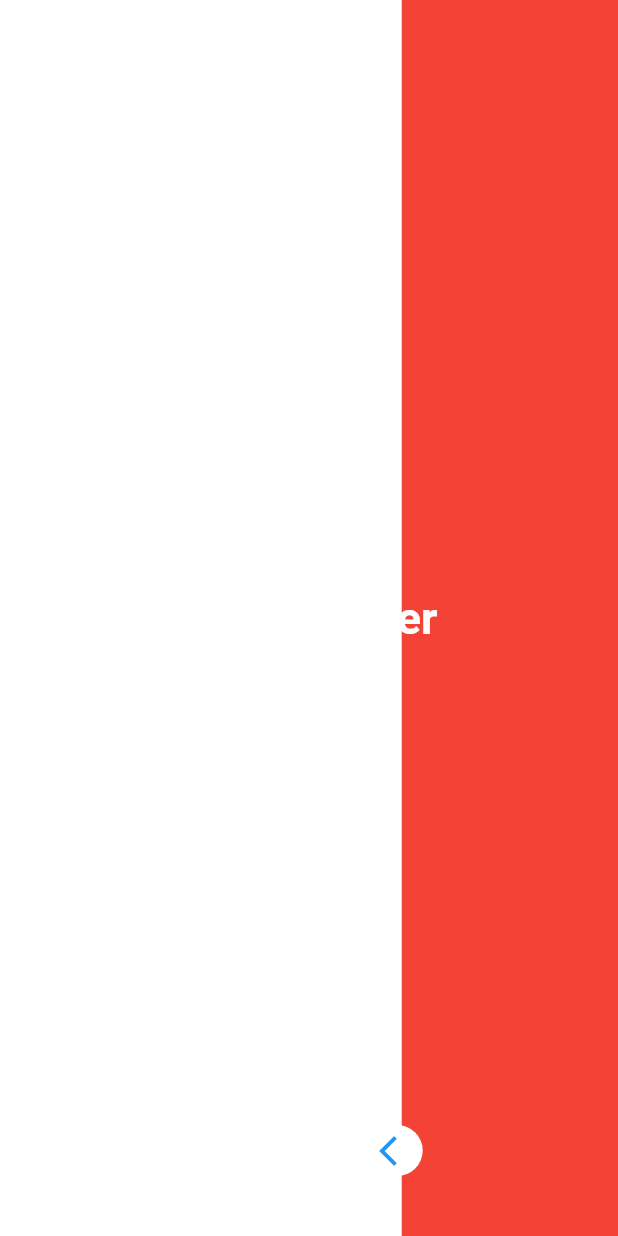
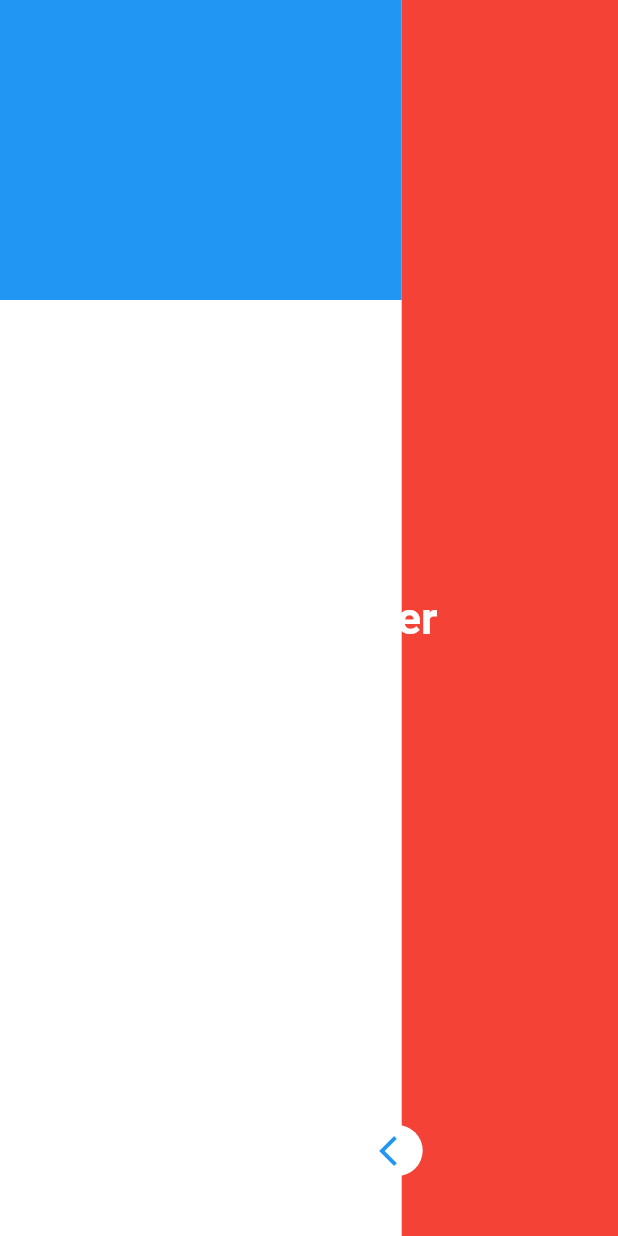
Before and after one commit to taylanyildiz/Custom-Drawer-CustomPainter, a Flutter app: the screen it shows after launch, after a tap on the "arrow forward ios" icon, on a phone screen of 412 x 824 dp. Run offline on Flutter 3.47's test engine with Material 2 defaults, Android fonts, the phone set to English and light mode, and no system bars.

Commit message:
added drawer widgets and animation padding

```diff
--- a/lib/screens/home_screen.dart
+++ b/lib/screens/home_screen.dart
@@ -1,6 +1,6 @@
-import 'dart:ffi';
-
 import 'package:flutter/material.dart';
+import 'package:flutter/widgets.dart';
+import 'package:transition_0001/widgets/drawer_header.dart';
 
 class HomeScreen extends StatefulWidget {
   final String title;
@@ -68,6 +68,9 @@ class _HomeScreenState extends State<HomeScreen> {
                         painter: CustomDrawer(
                           offset: offset,
                         ),
+                      ),
+                      DrawerCustomHeader(
+                        margin: !isDrawer ? 20.0 : 0.0,
                       ),
                     ],
                   ),
--- /dev/null
+++ b/lib/widgets/drawer_header.dart
@@ -0,0 +1,19 @@
+import 'package:flutter/material.dart';
+
+class DrawerCustomHeader extends StatelessWidget {
+  final double margin;
+
+  const DrawerCustomHeader({
+    Key key,
+    this.margin,
+  }) : super(key: key);
+  @override
+  Widget build(BuildContext context) {
+    return AnimatedContainer(
+      duration: Duration(seconds: 1),
+      margin: EdgeInsets.symmetric(horizontal: margin),
+      height: 200.0,
+      color: Colors.blue,
+    );
+  }
+}
--- /dev/null
+++ b/lib/widgets/widgets.dart
@@ -0,0 +1,2 @@
+export 'drawer_button.dart';
+export 'drawer_header.dart';
```
Also changed, not shown: lib/widgets/drawer_button.dart (added).
